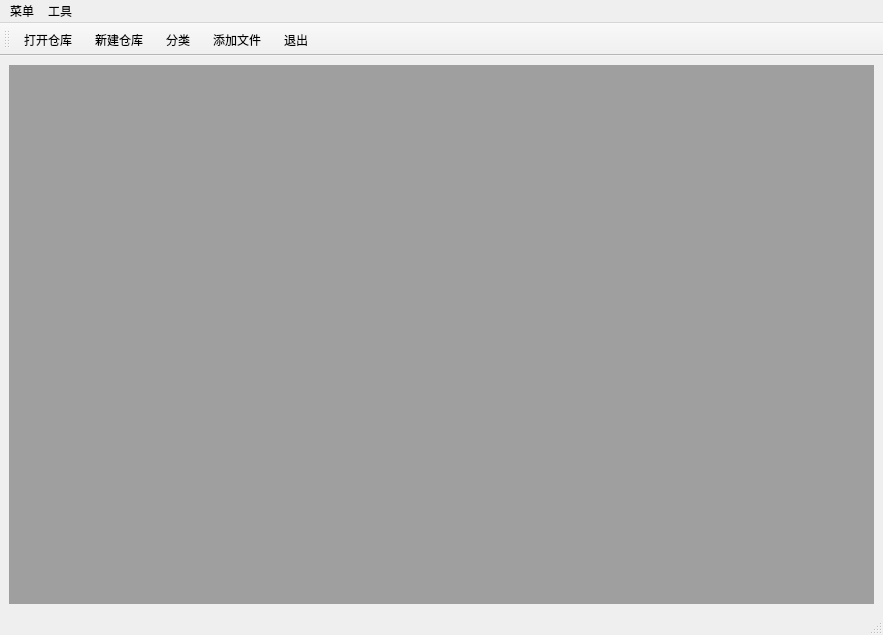
Qt form PDF/mainwindow.ui (Godones/QT-Application) before a commit.
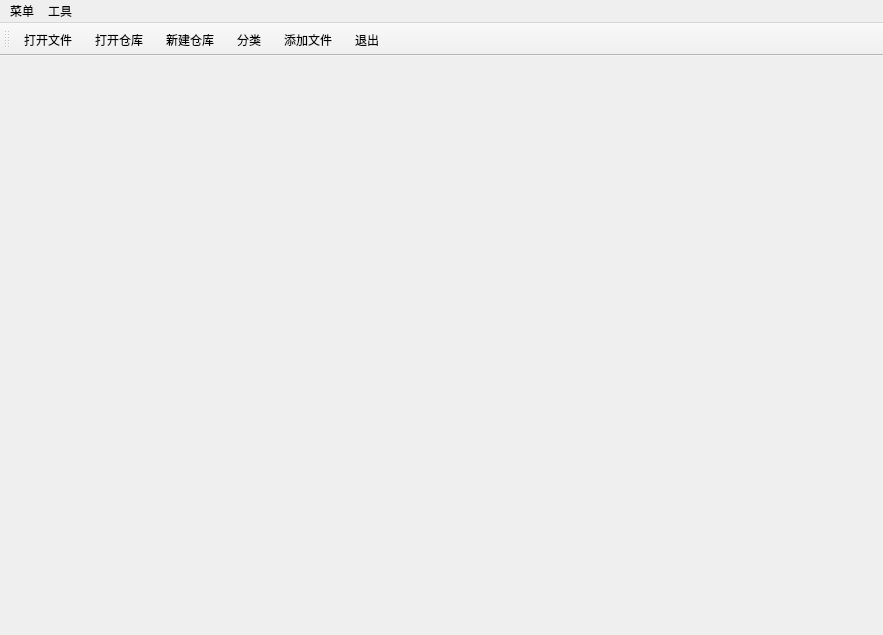
The same form after that commit. Icons and pictures are not drawn.

Commit message: 增加解码文件及其它

What changed in the file:
```diff
--- a/PDF/mainwindow.ui
+++ b/PDF/mainwindow.ui
@@ -16,7 +16,17 @@
   <widget class="QWidget" name="centralwidget">
    <layout class="QHBoxLayout" name="horizontalLayout">
     <item>
-     <widget class="QMdiArea" name="mdiArea"/>
+     <widget class="QMdiArea" name="mdiArea">
+      <property name="background">
+       <brush brushstyle="NoBrush">
+        <color alpha="255">
+         <red>160</red>
+         <green>160</green>
+         <blue>160</blue>
+        </color>
+       </brush>
+      </property>
+     </widget>
     </item>
    </layout>
   </widget>
@@ -46,7 +56,6 @@
    <addaction name="menu"/>
    <addaction name="menu_2"/>
   </widget>
-  <widget class="QStatusBar" name="statusbar"/>
   <widget class="QToolBar" name="toolBar">
    <property name="font">
     <font>
@@ -72,6 +81,7 @@
    <attribute name="toolBarBreak">
     <bool>false</bool>
    </attribute>
+   <addaction name="openoneaction"/>
    <addaction name="openfileaction"/>
    <addaction name="createlibaction"/>
    <addaction name="typeaction"/>
@@ -123,6 +133,15 @@
     <string>分类</string>
    </property>
   </action>
+  <action name="openoneaction">
+   <property name="icon">
+    <iconset resource="icons.qrc">
+     <normaloff>:/icons/icons/openone.png</normaloff>:/icons/icons/openone.png</iconset>
+   </property>
+   <property name="text">
+    <string>打开文件</string>
+   </property>
+  </action>
  </widget>
  <resources>
   <include location="icons.qrc"/>
```
Left out of the diff: 2 changed lines with no effect on the pictures. The commit also changes 551 other files.
